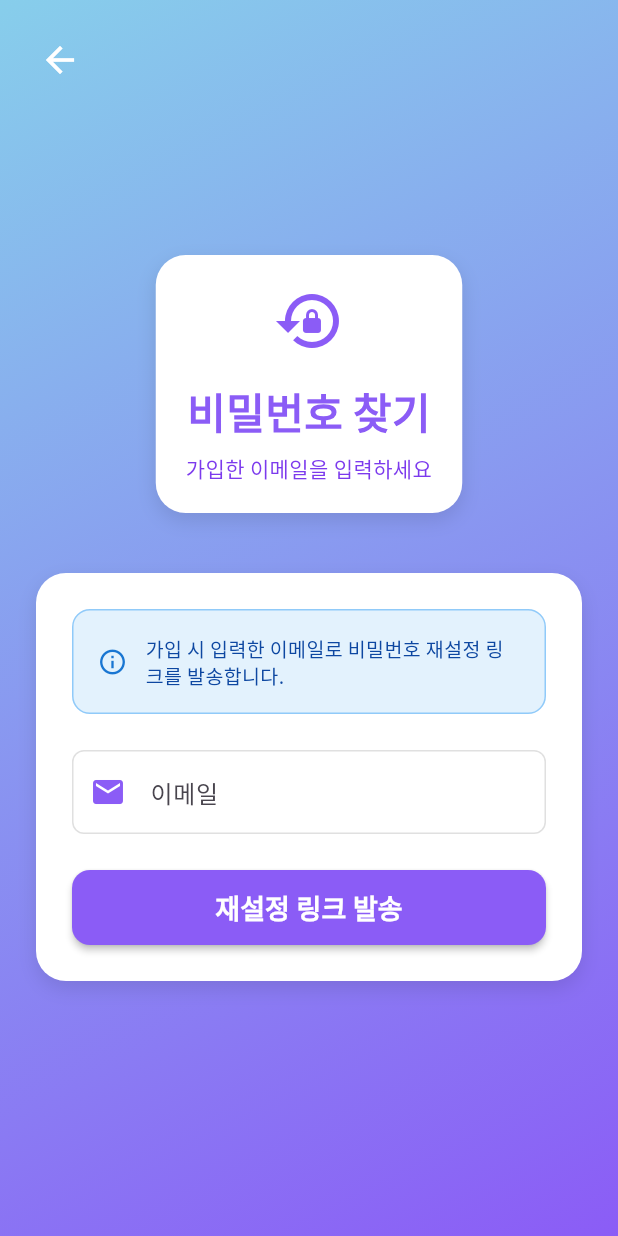
After one commit to goldepond/TESTHOME, a Flutter app: the ForgotPasswordPage screen opened directly, on a phone screen of 412 x 824 dp. The commit adds this screen. Run offline on Flutter 3.47's test engine with Material 3 defaults, Android fonts, the light colour scheme and no system bars; our stand-ins replace cloud_firestore, file_picker, firebase_core, fl_chart, geocoding, geolocator and 2 more; missing offline and left inert: encrypt, flutter_naver_map, pointycastle; accounts and stored records are empty.

Commit message:
feat: Add password reset page with email link
- Create ForgotPasswordPage with email input
- Email format validation
- Success state with confirmation message
- Add forgot password link to login page
- TODO: Backend email sending implementation needed

```diff
--- /dev/null
+++ b/lib/screens/forgot_password_page.dart
@@ -0,0 +1,325 @@
+import 'package:flutter/material.dart';
+import '../constants/app_constants.dart';
+
+/// 비밀번호 찾기 페이지
+class ForgotPasswordPage extends StatefulWidget {
+  const ForgotPasswordPage({super.key});
+
+  @override
+  State<ForgotPasswordPage> createState() => _ForgotPasswordPageState();
+}
+
+class _ForgotPasswordPageState extends State<ForgotPasswordPage> {
+  final TextEditingController _emailController = TextEditingController();
+  bool _isLoading = false;
+  bool _emailSent = false;
+
+  @override
+  void dispose() {
+    _emailController.dispose();
+    super.dispose();
+  }
+
+  Future<void> _sendResetEmail() async {
+    if (_emailController.text.isEmpty) {
+      ScaffoldMessenger.of(context).showSnackBar(
+        const SnackBar(
+          content: Text('이메일을 입력해주세요.'),
+          backgroundColor: Colors.orange,
+        ),
+      );
+      return;
+    }
+
+    // 이메일 형식 검증
+    if (!RegExp(r'^[\w-\.]+@([\w-]+\.)+[\w-]{2,4}$').hasMatch(_emailController.text)) {
+      ScaffoldMessenger.of(context).showSnackBar(
+        const SnackBar(
+          content: Text('올바른 이메일 형식을 입력해주세요.'),
+          backgroundColor: Colors.orange,
+        ),
+      );
+      return;
+    }
+
+    setState(() {
+      _isLoading = true;
+    });
+
+    try {
+      // TODO: 백엔드 개발자가 이메일 발송 API 구현 필요
+      // await _firebaseService.sendPasswordResetEmail(_emailController.text);
+
+      // 임시로 2초 딜레이
+      await Future.delayed(const Duration(seconds: 2));
+
+      if (mounted) {
+        setState(() {
+          _emailSent = true;
+          _isLoading = false;
+        });
+      }
+    } catch (e) {
+      if (mounted) {
+        setState(() {
+          _isLoading = false;
+        });
+        ScaffoldMessenger.of(context).showSnackBar(
+          SnackBar(
+            content: Text('이메일 발송 중 오류가 발생했습니다: $e'),
+            backgroundColor: Colors.red,
+          ),
+        );
+      }
+    }
+  }
+
+  @override
+  Widget build(BuildContext context) {
+    return Scaffold(
+      body: Container(
+        decoration: const BoxDecoration(
+          gradient: LinearGradient(
+            begin: Alignment.topLeft,
+            end: Alignment.bottomRight,
+            colors: [AppColors.kGradientStart, AppColors.kGradientEnd],
+          ),
+        ),
+        child: SafeArea(
+          child: Stack(
+            children: [
+              // 뒤로가기 버튼
+              Positioned(
+                top: 16,
+                left: 16,
+                child: IconButton(
+                  icon: const Icon(Icons.arrow_back, color: Colors.white, size: 28),
+                  onPressed: () => Navigator.of(context).pop(),
+                ),
+              ),
+              // 메인 콘텐츠
+              Center(
+                child: SingleChildScrollView(
+                  padding: const EdgeInsets.all(24),
+                  child: Column(
+                    mainAxisAlignment: MainAxisAlignment.center,
+                    children: [
+                      // 로고 영역
+                      Container(
+                        padding: const EdgeInsets.all(20),
+                        decoration: BoxDecoration(
+                          color: Colors.white,
+                          borderRadius: BorderRadius.circular(20),
+                          boxShadow: [
+                            BoxShadow(
+                              color: Colors.black.withOpacity(0.1),
+                              blurRadius: 10,
+                              offset: const Offset(0, 5),
+                            ),
+                          ],
+                        ),
+                        child: Column(
+                          children: [
+                            Icon(
+                              _emailSent ? Icons.check_circle : Icons.lock_reset,
+                              size: 48,
+                              color: _emailSent ? Colors.green : AppColors.kPrimary,
+                            ),
+                            const SizedBox(height: 16),
+                            Text(
+                              _emailSent ? '이메일 발송 완료' : '비밀번호 찾기',
+                              style: const TextStyle(
+                                fontSize: 28,
+                                fontWeight: FontWeight.bold,
+                                color: AppColors.kPrimary,
+                              ),
+                            ),
+                            const SizedBox(height: 8),
+                            Text(
+                              _emailSent
+                                ? '비밀번호 재설정 링크를 발송했습니다'
+                                : '가입한 이메일을 입력하세요',
+                              style: const TextStyle(
+                                fontSize: 14,
+                                color: AppColors.kDarkBrown,
+                              ),
+                              textAlign: TextAlign.center,
+                            ),
+                          ],
+                        ),
+                      ),
+                      const SizedBox(height: 40),
+
+                      if (!_emailSent) ...[
+                        // 이메일 입력 폼
+                        Container(
+                          padding: const EdgeInsets.all(24),
+                          decoration: BoxDecoration(
+                            color: Colors.white,
+                            borderRadius: BorderRadius.circular(20),
+                            boxShadow: [
+                              BoxShadow(
+                                color: Colors.black.withOpacity(0.1),
+                                blurRadius: 10,
+                                offset: const Offset(0, 5),
+                              ),
+                            ],
+                          ),
+                          child: Column(
+                            children: [
+                              // 안내 메시지
+                              Container(
+                                padding: const EdgeInsets.all(16),
+                                decoration: BoxDecoration(
+                                  color: Colors.blue[50],
+                                  borderRadius: BorderRadius.circular(12),
+                                  border: Border.all(color: Colors.blue[200]!),
+                                ),
+                                child: Row(
+                                  children: [
+                                    Icon(Icons.info_outline, color: Colors.blue[700], size: 20),
+                                    const SizedBox(width: 12),
+                                    Expanded(
+                                      child: Text(
+                                        '가입 시 입력한 이메일로 비밀번호 재설정 링크를 발송합니다.',
+                                        style: TextStyle(
+                                          fontSize: 13,
+                                          color: Colors.blue[900],
+                                          height: 1.4,
+                                        ),
+                                      ),
+                                    ),
+                                  ],
+                                ),
+                              ),
+                              const SizedBox(height: 24),
+
+                              // 이메일 입력
+                              TextField(
+                                controller: _emailController,
+                                keyboardType: TextInputType.emailAddress,
+                                decoration: const InputDecoration(
+                                  labelText: '이메일',
+                                  hintText: 'example@email.com',
+                                  prefixIcon: Icon(Icons.email, color: AppColors.kBrown),
+                                  border: OutlineInputBorder(
+                                    borderRadius: BorderRadius.all(Radius.circular(12)),
+                                  ),
+                                  focusedBorder: OutlineInputBorder(
+                                    borderRadius: BorderRadius.all(Radius.circular(12)),
+                                    borderSide: BorderSide(color: AppColors.kBrown, width: 2),
+                                  ),
+                                ),
+                              ),
+                              const SizedBox(height: 24),
+
+                              // 발송 버튼
+                              SizedBox(
+                                width: double.infinity,
+                                height: 50,
+                                child: ElevatedButton(
+                                  onPressed: _isLoading ? null : _sendResetEmail,
+                                  style: ElevatedButton.styleFrom(
+                                    backgroundColor: AppColors.kBrown,
+                                    foregroundColor: Colors.white,
+                                    shape: RoundedRectangleBorder(
+                                      borderRadius: BorderRadius.circular(12),
+                                    ),
+                                    textStyle: const TextStyle(
+                                      fontSize: 18,
+                                      fontWeight: FontWeight.bold,
+                                    ),
+                                  ),
+                                  child: _isLoading
+                                      ? const SizedBox(
+                                          height: 20,
+                                          width: 20,
+                                          child: CircularProgressIndicator(
+                                            strokeWidth: 2,
+                                            valueColor: AlwaysStoppedAnimation<Color>(Colors.white),
+                                          ),
+                                        )
+                                      : const Text('재설정 링크 발송'),
+                                ),
+                              ),
+                            ],
+                          ),
+                        ),
+                      ] else ...[
+                        // 발송 완료 메시지
+                        Container(
+                          padding: const EdgeInsets.all(24),
+                          decoration: BoxDecoration(
+                            color: Colors.white,
+                            borderRadius: BorderRadius.circular(20),
+                            boxShadow: [
+                              BoxShadow(
+                                color: Colors.black.withOpacity(0.1),
+                                blurRadius: 10,
+                                offset: const Offset(0, 5),
+                              ),
+                            ],
+                          ),
+                          child: Column(
+                            children: [
+                              Icon(
+                                Icons.mark_email_read,
+                                size: 80,
+                                color: Colors.green[400],
+                              ),
+                              const SizedBox(height: 24),
+                              Text(
+                                _emailController.text,
+                                style: const TextStyle(
+                                  fontSize: 16,
+                                  fontWeight: FontWeight.bold,
+                                  color: AppColors.kPrimary,
+                                ),
+                              ),
+                              const SizedBox(height: 12),
+                              Text(
+                                '위 이메일로 비밀번호 재설정 링크를 발송했습니다.\n이메일을 확인해주세요.',
+                                style: TextStyle(
+                                  fontSize: 14,
+                                  color: Colors.grey[700],
+                                  height: 1.5,
+                                ),
+                                textAlign: TextAlign.center,
+                              ),
+                              const SizedBox(height: 24),
+                              SizedBox(
+                                width: double.infinity,
+                                child: OutlinedButton(
+                                  onPressed: () => Navigator.of(context).pop(),
+                                  style: OutlinedButton.styleFrom(
+                                    foregroundColor: AppColors.kBrown,
+                                    side: const BorderSide(color: AppColors.kBrown),
+                                    padding: const EdgeInsets.symmetric(vertical: 14),
+                                    shape: RoundedRectangleBorder(
+                                      borderRadius: BorderRadius.circular(12),
+                                    ),
+                                  ),
+                                  child: const Text(
+                                    '로그인 페이지로 돌아가기',
+                                    style: TextStyle(
+                                      fontSize: 16,
+                                      fontWeight: FontWeight.w600,
+                                    ),
+                                  ),
+                                ),
+                              ),
+                            ],
+                          ),
+                        ),
+                      ],
+                    ],
+                  ),
+                ),
+              ),
+            ],
+          ),
+        ),
+      ),
+    );
+  }
+}
--- a/lib/screens/login_page.dart
+++ b/lib/screens/login_page.dart
@@ -251,6 +251,27 @@ class _LoginPageState extends State<LoginPage> {
                         ),
                         const SizedBox(height: 16),
 
+                        // 비밀번호 찾기 링크
+                        TextButton(
+                          onPressed: () {
+                            Navigator.push(
+                              context,
+                              MaterialPageRoute(
+                                builder: (context) => const ForgotPasswordPage(),
+                              ),
+                            );
+                          },
+                          child: const Text(
+                            '비밀번호를 잊으셨나요?',
+                            style: TextStyle(
+                              color: Colors.grey,
+                              fontSize: 14,
+                              decoration: TextDecoration.underline,
+                            ),
+                          ),
+                        ),
+                        const SizedBox(height: 8),
+
                         // 회원가입 링크
                         Row(
                           mainAxisAlignment: MainAxisAlignment.center,
```
